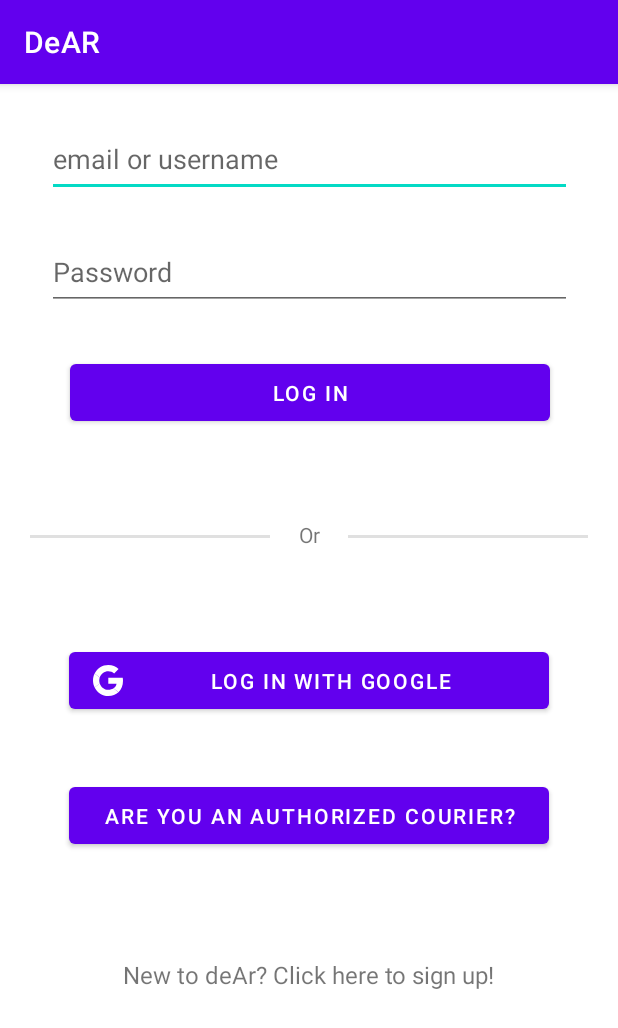
After one commit to DiegoMartinezVillar/APM-DEAR, an Android app: the ClientLogIn screen opened directly, with no data from a screen before it, on a phone screen of 412 x 824 dp. The commit adds this screen. Shown: the top 1028 px of the screen. Run offline under Robolectric (Android 15) with nearby library versions, the phone set to English and light mode, and no system bars.

Commit message:
Client Log In UI

```diff
--- a/app/src/main/AndroidManifest.xml
+++ b/app/src/main/AndroidManifest.xml
@@ -11,6 +11,9 @@
         android:supportsRtl="true"
         android:theme="@style/Theme.DeAR"
         tools:targetApi="31" >
+        <activity
+            android:name=".ClientLogIn"
+            android:exported="false" />
         <activity
             android:name=".TrackingDetails"
             android:exported="false" />
--- /dev/null
+++ b/app/src/main/java/ensemble/dear/ClientLogIn.kt
@@ -0,0 +1,11 @@
+package ensemble.dear
+
+import androidx.appcompat.app.AppCompatActivity
+import android.os.Bundle
+
+class ClientLogIn : AppCompatActivity() {
+    override fun onCreate(savedInstanceState: Bundle?) {
+        super.onCreate(savedInstanceState)
+        setContentView(R.layout.activity_client_log_in)
+    }
+}
--- /dev/null
+++ b/app/src/main/res/drawable/google__g__logo.xml
@@ -0,0 +1,7 @@
+<vector android:height="20.408163dp" android:viewportHeight="190.5"
+    android:viewportWidth="186.69" android:width="20dp" xmlns:android="http://schemas.android.com/apk/res/android">
+    <path android:fillColor="#4285f4" android:pathData="M95.25,77.93v36.89h51.26c-2.25,11.86 -9.01,21.91 -19.14,28.66l30.91,23.99c18.01,-16.63 28.4,-41.04 28.4,-70.05 0,-6.75 -0.61,-13.25 -1.73,-19.48z"/>
+    <path android:fillColor="#34a853" android:pathData="M41.87,113.38l-6.97,5.34 -24.68,19.22h0c15.67,31.09 47.8,52.56 85.03,52.56 25.72,0 47.28,-8.49 63.04,-23.03l-30.91,-23.99c-8.49,5.72 -19.31,9.18 -32.13,9.18 -24.76,0 -45.81,-16.71 -53.34,-39.23z"/>
+    <path android:fillColor="#fbbc05" android:pathData="M10.22,52.56c-6.49,12.81 -10.22,27.28 -10.22,42.69s3.72,29.87 10.22,42.69c0,0.09 31.69,-24.59 31.69,-24.59 -1.9,-5.72 -3.03,-11.78 -3.03,-18.1s1.13,-12.38 3.03,-18.1z"/>
+    <path android:fillColor="#ea4335" android:pathData="M95.25,37.93c14.03,0 26.5,4.85 36.46,14.2l27.28,-27.28c-16.54,-15.41 -38.01,-24.85 -63.73,-24.85 -37.23,0 -69.36,21.39 -85.03,52.56l31.69,24.59c7.53,-22.51 28.58,-39.23 53.34,-39.23z"/>
+</vector>
--- /dev/null
+++ b/app/src/main/res/layout/activity_client_log_in.xml
@@ -0,0 +1,116 @@
+<?xml version="1.0" encoding="utf-8"?>
+<androidx.constraintlayout.widget.ConstraintLayout xmlns:android="http://schemas.android.com/apk/res/android"
+    xmlns:app="http://schemas.android.com/apk/res-auto"
+    xmlns:tools="http://schemas.android.com/tools"
+    android:layout_width="match_parent"
+    android:layout_height="match_parent"
+    tools:context=".TrackingDetails">
+
+  <EditText
+      android:id="@+id/editTextTextEmailAddress"
+      android:layout_width="350dp"
+      android:layout_height="50dp"
+      android:layout_marginTop="25dp"
+      android:autofillHints="@string/log_in_email_hint"
+      android:ems="10"
+      android:hint="@string/log_in_email_hint"
+      android:inputType="textEmailAddress"
+      app:layout_constraintEnd_toEndOf="parent"
+      app:layout_constraintHorizontal_bias="0.5"
+      app:layout_constraintStart_toStartOf="parent"
+      app:layout_constraintTop_toTopOf="parent" />
+
+  <EditText
+      android:id="@+id/editTextTextPassword"
+      android:layout_width="350dp"
+      android:layout_height="50dp"
+      android:layout_marginTop="25dp"
+      android:autofillHints="@string/password_hint"
+      android:ems="10"
+      android:hint="@string/password_hint"
+      android:inputType="textPassword"
+      app:layout_constraintEnd_toEndOf="parent"
+      app:layout_constraintHorizontal_bias="0.508"
+      app:layout_constraintStart_toStartOf="parent"
+      app:layout_constraintTop_toBottomOf="@+id/editTextTextEmailAddress" />
+
+  <Button
+      android:id="@+id/buttonLogIn"
+      android:layout_width="320dp"
+      android:layout_height="50dp"
+      android:layout_marginTop="30dp"
+      android:text="@string/log_in_button"
+      android:visibility="visible"
+      app:layout_constraintEnd_toEndOf="parent"
+      app:layout_constraintHorizontal_bias="0.508"
+      app:layout_constraintStart_toStartOf="parent"
+      app:layout_constraintTop_toBottomOf="@+id/editTextTextPassword" />
+
+  <View
+      android:id="@+id/divider1"
+      android:layout_width="160dp"
+      android:layout_height="2dp"
+      android:layout_marginStart="20dp"
+      android:layout_marginTop="70dp"
+      android:background="?android:attr/listDivider"
+      app:layout_constraintStart_toStartOf="parent"
+      app:layout_constraintTop_toBottomOf="@+id/buttonLogIn" />
+
+  <View
+      android:id="@+id/divider3"
+      android:layout_width="160dp"
+      android:layout_height="2dp"
+      android:layout_marginTop="70dp"
+      android:layout_marginEnd="20dp"
+      android:background="?android:attr/listDivider"
+      app:layout_constraintEnd_toEndOf="parent"
+      app:layout_constraintTop_toBottomOf="@+id/buttonLogIn" />
+
+  <TextView
+      android:id="@+id/divider2"
+      android:layout_width="wrap_content"
+      android:layout_height="wrap_content"
+      android:layout_marginTop="60dp"
+      android:text="@string/log_in_divider_or"
+      app:layout_constraintEnd_toEndOf="parent"
+      app:layout_constraintHorizontal_bias="0.5"
+      app:layout_constraintStart_toStartOf="parent"
+      app:layout_constraintTop_toBottomOf="@+id/buttonLogIn" />
+
+  <Button
+      android:id="@+id/buttonLogInGoogle"
+      android:layout_width="320dp"
+      android:layout_height="50dp"
+      android:layout_marginTop="70dp"
+      android:text="@string/log_in_google"
+      app:icon="@drawable/google__g__logo"
+      app:layout_constraintEnd_toEndOf="parent"
+      app:layout_constraintHorizontal_bias="0.5"
+      app:layout_constraintStart_toStartOf="parent"
+      app:layout_constraintTop_toBottomOf="@+id/divider1" />
+
+  <Button
+      android:id="@+id/buttonAuthorizedCouriers"
+      android:layout_width="320dp"
+      android:layout_height="50dp"
+      android:layout_marginTop="40dp"
+      android:text="@string/log_in_authorized_courier"
+      app:layout_constraintEnd_toEndOf="parent"
+      app:layout_constraintHorizontal_bias="0.5"
+      app:layout_constraintStart_toStartOf="parent"
+      app:layout_constraintTop_toBottomOf="@+id/buttonLogInGoogle" />
+
+  <TextView
+      android:id="@+id/textViewNewToDeAR"
+      android:layout_width="wrap_content"
+      android:layout_height="wrap_content"
+      android:layout_marginTop="70dp"
+      android:clickable="true"
+      android:text="@string/sign_up_button"
+      android:textSize="16sp"
+      app:layout_constraintEnd_toEndOf="parent"
+      app:layout_constraintHorizontal_bias="0.5"
+      app:layout_constraintStart_toStartOf="parent"
+      app:layout_constraintTop_toBottomOf="@+id/buttonAuthorizedCouriers" />
+
+</androidx.constraintlayout.widget.ConstraintLayout>
--- a/app/src/main/res/values/strings.xml
+++ b/app/src/main/res/values/strings.xml
@@ -7,4 +7,11 @@
     <string name="in_delivery">In delivery</string>
     <string name="delivered">Delivered</string>
     <string name="chat_button_content_description">Chat button</string>
+    <string name="log_in_email_hint">email or username</string>
+    <string name="password_hint">Password</string>
+    <string name="log_in_button">Log In</string>
+    <string name="log_in_divider_or">Or</string>
+    <string name="log_in_google">Log In with Google</string>
+    <string name="log_in_authorized_courier">Are you an authorized courier?</string>
+    <string name="sign_up_button">New to deAr? Click here to sign up!</string>
 </resources>
```
Also changed, not shown: 1 other file.
